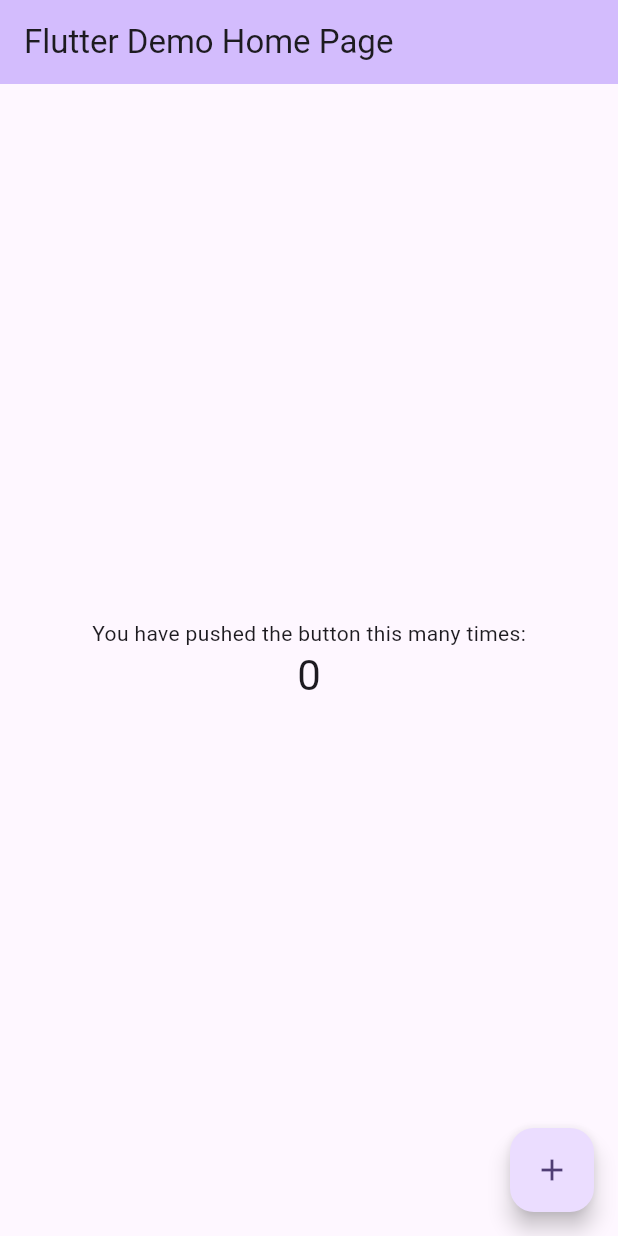
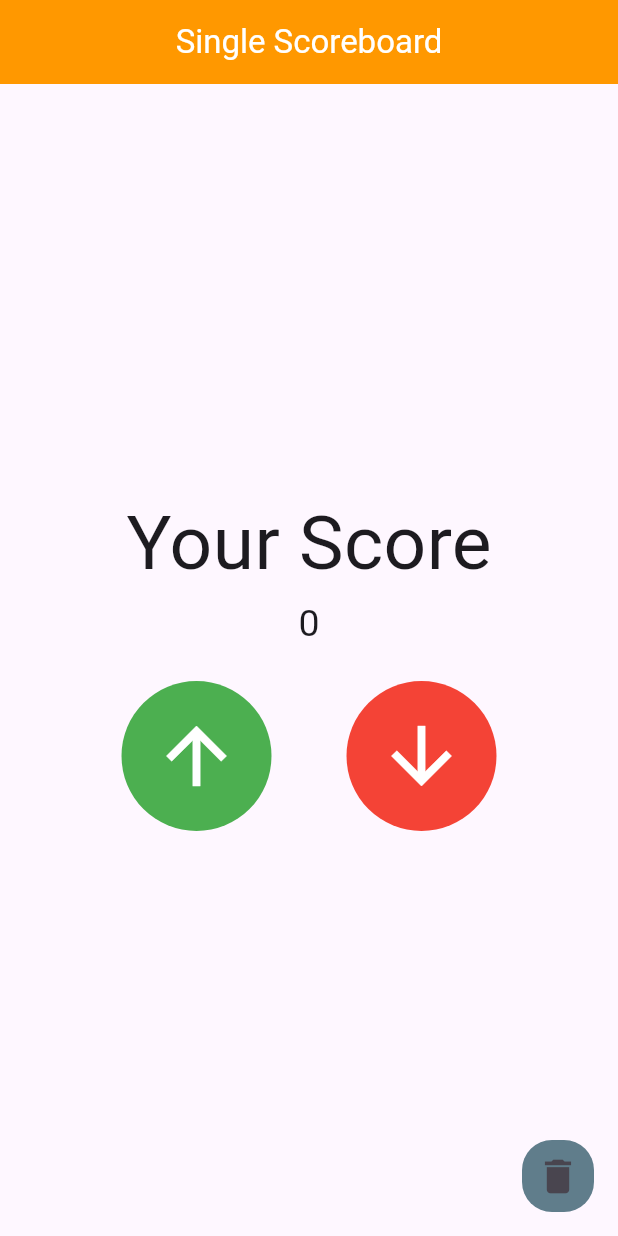
Before and after one commit to dipsankadariya/CrashFlutter, a Flutter app: the screen it shows after launch, on a phone screen of 412 x 824 dp. Run offline on Flutter 3.47's test engine with Material 3 defaults, Android fonts, the phone set to English and light mode, and no system bars.

Commit message:
new updates

```diff
--- a/crashflutter/lib/main.dart
+++ b/crashflutter/lib/main.dart
@@ -1,125 +1,122 @@
 import 'package:flutter/material.dart';
 
 void main() {
-  runApp(const MyApp());
+  runApp(MyApp());
 }
 
 class MyApp extends StatelessWidget {
-  const MyApp({super.key});
+  const MyApp({Key? key}) : super(key: key);
 
-  // This widget is the root of your application.
   @override
   Widget build(BuildContext context) {
     return MaterialApp(
-      title: 'Flutter Demo',
-      theme: ThemeData(
-        // This is the theme of your application.
-        //
-        // TRY THIS: Try running your application with "flutter run". You'll see
-        // the application has a purple toolbar. Then, without quitting the app,
-        // try changing the seedColor in the colorScheme below to Colors.green
-        // and then invoke "hot reload" (save your changes or press the "hot
-        // reload" button in a Flutter-supported IDE, or press "r" if you used
-        // the command line to start the app).
-        //
-        // Notice that the counter didn't reset back to zero; the application
-        // state is not lost during the reload. To reset the state, use hot
-        // restart instead.
-        //
-        // This works for code too, not just values: Most code changes can be
-        // tested with just a hot reload.
-        colorScheme: ColorScheme.fromSeed(seedColor: Colors.deepPurple),
-        useMaterial3: true,
-      ),
-      home: const MyHomePage(title: 'Flutter Demo Home Page'),
+      debugShowCheckedModeBanner: false,
+      title: "Score Board",
+      home: HomePage(),
     );
   }
 }
 
-class MyHomePage extends StatefulWidget {
-  const MyHomePage({super.key, required this.title});
-
-  // This widget is the home page of your application. It is stateful, meaning
-  // that it has a State object (defined below) that contains fields that affect
-  // how it looks.
-
-  // This class is the configuration for the state. It holds the values (in this
-  // case the title) provided by the parent (in this case the App widget) and
-  // used by the build method of the State. Fields in a Widget subclass are
-  // always marked "final".
-
-  final String title;
+class HomePage extends StatefulWidget {
+  const HomePage({Key? key}) : super(key: key);
 
   @override
-  State<MyHomePage> createState() => _MyHomePageState();
+  State<HomePage> createState() => _HomePage();
 }
 
-class _MyHomePageState extends State<MyHomePage> {
-  int _counter = 0;
+class _HomePage extends State<HomePage> {
+  int score = 0;
 
-  void _incrementCounter() {
+  void increase() {
     setState(() {
-      // This call to setState tells the Flutter framework that something has
-      // changed in this State, which causes it to rerun the build method below
-      // so that the display can reflect the updated values. If we changed
-      // _counter without calling setState(), then the build method would not be
-      // called again, and so nothing would appear to happen.
-      _counter++;
+      score++;
+    });
+  }
+
+  void decrease() {
+    setState(() {
+      score--;
+    });
+  }
+
+  void reset() {
+    setState(() {
+      score = 0;
     });
   }
 
   @override
   Widget build(BuildContext context) {
-    // This method is rerun every time setState is called, for instance as done
-    // by the _incrementCounter method above.
-    //
-    // The Flutter framework has been optimized to make rerunning build methods
-    // fast, so that you can just rebuild anything that needs updating rather
-    // than having to individually change instances of widgets.
     return Scaffold(
+      floatingActionButton: Container(
+        child: IconButton(
+          onPressed: reset,
+          icon: Icon(Icons.delete),
+          iconSize: 30,
+        ),
+        decoration: BoxDecoration(
+          borderRadius: BorderRadius.circular(20),
+          color: Colors.blueGrey,
+        ),
+      ),
       appBar: AppBar(
-        // TRY THIS: Try changing the color here to a specific color (to
-        // Colors.amber, perhaps?) and trigger a hot reload to see the AppBar
-        // change color while the other colors stay the same.
-        backgroundColor: Theme.of(context).colorScheme.inversePrimary,
-        // Here we take the value from the MyHomePage object that was created by
-        // the App.build method, and use it to set our appbar title.
-        title: Text(widget.title),
+        title: Text(
+          "Single Scoreboard",
+          style: TextStyle(color: Colors.white),
         ),
-      body: Center(
-        // Center is a layout widget. It takes a single child and positions it
-        // in the middle of the parent.
-        child: Column(
-          // Column is also a layout widget. It takes a list of children and
-          // arranges them vertically. By default, it sizes itself to fit its
-          // children horizontally, and tries to be as tall as its parent.
-          //
-          // Column has various properties to control how it sizes itself and
-          // how it positions its children. Here we use mainAxisAlignment to
-          // center the children vertically; the main axis here is the vertical
-          // axis because Columns are vertical (the cross axis would be
-          // horizontal).
-          //
-          // TRY THIS: Invoke "debug painting" (choose the "Toggle Debug Paint"
-          // action in the IDE, or press "p" in the console), to see the
-          // wireframe for each widget.
+        backgroundColor: Colors.orange,
+        centerTitle: true,
+      ),
+      body: Column(
         mainAxisAlignment: MainAxisAlignment.center,
-          children: <Widget>[
-            const Text(
-              'You have pushed the button this many times:',
+        children: [
+          Text(
+            "Your Score",
+            style: TextStyle(
+              fontSize: 50,
+            ),
           ),
           Text(
-              '$_counter',
-              style: Theme.of(context).textTheme.headlineMedium,
+            "$score",
+            style: TextStyle(fontSize: 25),
+          ),
+          SizedBox(height: 20),
+          Row(
+            mainAxisAlignment: MainAxisAlignment.center,
+            children: [
+              Container(
+                width: 100,
+                height: 100,
+                decoration: BoxDecoration(
+                  color: Colors.green,
+                  shape: BoxShape.circle,
+                ),
+                child: IconButton(
+                  onPressed: increase,
+                  icon: Icon(Icons.arrow_upward),
+                  iconSize: 60,
+                  color: Colors.white,
+                ),
+              ),
+              SizedBox(width: 50),
+              Container(
+                width: 100,
+                height: 100,
+                decoration: BoxDecoration(
+                  color: Colors.red,
+                  shape: BoxShape.circle,
+                ),
+                child: IconButton(
+                  onPressed: decrease,
+                  icon: Icon(Icons.arrow_downward),
+                  iconSize: 60,
+                  color: Colors.white,
+                ),
               ),
             ],
           ),
+        ],
       ),
-      floatingActionButton: FloatingActionButton(
-        onPressed: _incrementCounter,
-        tooltip: 'Increment',
-        child: const Icon(Icons.add),
-      ), // This trailing comma makes auto-formatting nicer for build methods.
     );
   }
 }
```
Lines whose indentation alone changed are shown as unchanged.
